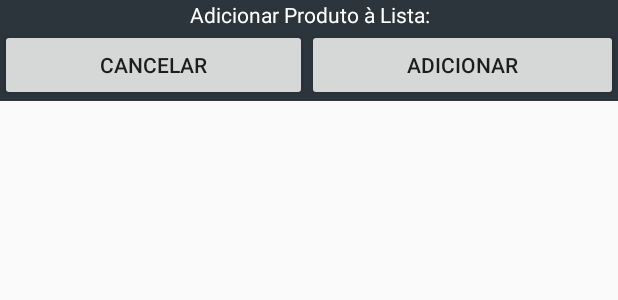
After one commit to hubosong/HowMuch, an Android app: the layout dialog_pesquisa_lista_de_listas_add_produto.xml on its own in the app's theme, with its tools: preview values and no code run, on a phone screen of 412 x 824 dp. The commit adds this screen. Shown: the top 300 px of the screen. Run offline under Robolectric (Android 15) with nearby library versions, the phone set to English and light mode, and no system bars.

Commit message:
- Salvamento de Segurança. - Muitas mudanças (abandono de Adapters)

```diff
--- /dev/null
+++ b/app/src/main/res/layout/dialog_pesquisa_lista_de_listas_add_produto.xml
@@ -0,0 +1,53 @@
+<?xml version="1.0" encoding="utf-8"?>
+<RelativeLayout xmlns:android="http://schemas.android.com/apk/res/android"
+    android:layout_width="fill_parent"
+    android:layout_height="wrap_content"
+    android:background="@color/nav_color"
+    android:orientation="vertical">
+
+
+    <TextView
+        android:id="@+id/txtTituloDialog"
+        android:layout_width="match_parent"
+        android:layout_height="wrap_content"
+        android:gravity="center"
+        android:text="Adicionar Produto à Lista:"
+        android:inputType="textPersonName"
+        android:textColor="@color/text_color"/>
+
+    <LinearLayout
+        android:id="@+id/layout_botoes"
+        android:layout_width="match_parent"
+        android:layout_height="wrap_content"
+        android:layout_below="@+id/scroll_prods_lista"
+        android:orientation="horizontal">
+
+        <Button
+            android:id="@+id/button2"
+            android:layout_width="wrap_content"
+            android:layout_height="wrap_content"
+            android:layout_weight="1"
+            android:text="Cancelar" />
+
+        <Button
+            android:id="@+id/bt_AdicionarProdutoLista"
+            android:layout_width="wrap_content"
+            android:layout_height="wrap_content"
+            android:layout_weight="1"
+            android:text="Adicionar" />
+    </LinearLayout>
+
+    <ScrollView
+        android:layout_width="match_parent"
+        android:layout_height="wrap_content"
+        android:id="@+id/scroll_prods_lista"
+        android:layout_below="@+id/txtTituloDialog"
+        android:layout_alignParentStart="true">
+
+        <LinearLayout
+            android:id="@+id/layout_lista_de_listas"
+            android:layout_width="match_parent"
+            android:layout_height="wrap_content"
+            android:orientation="vertical" />
+    </ScrollView>
+</RelativeLayout>
```
Also changed, not shown: app/src/main/java/robsonmachczew/activities/Descontos.java (+84 -2 lines), app/src/main/res/layout/dialog_opcoes_produto_abaixo_media.xml (+4 -4 lines).
